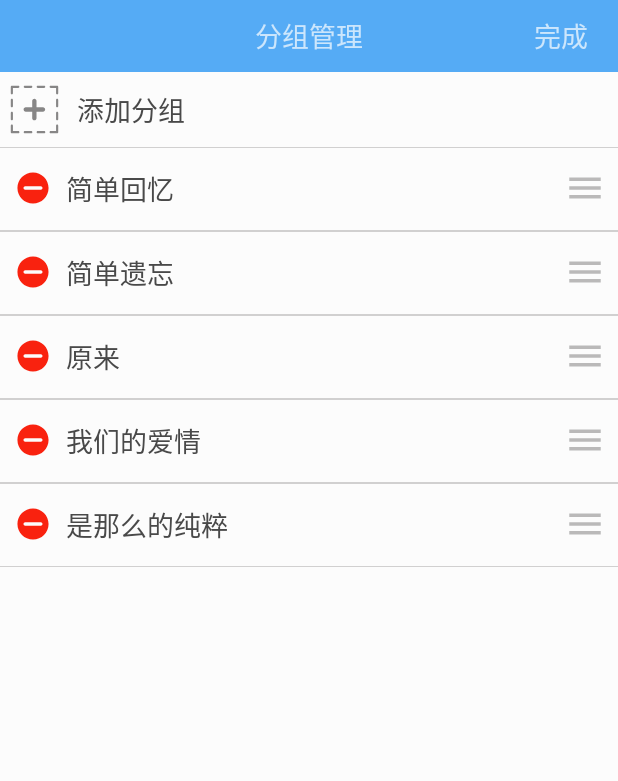
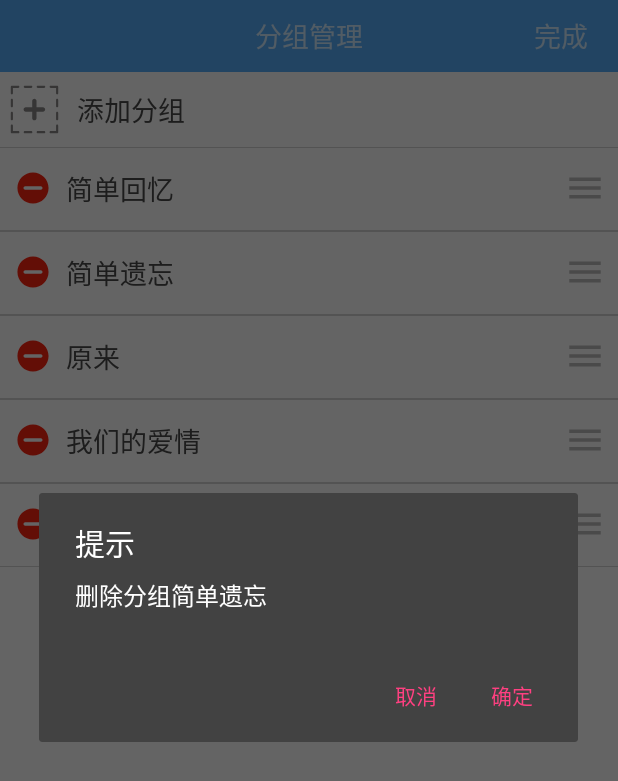
Before and after one commit to wzt123/IM, an Android app: the GroupSettingActivity screen opened directly, with no data from a screen before it, after a tap on "简单遗忘", on a phone screen of 412 x 824 dp. Shown: the top 781 px of the screen. Run offline under Robolectric (Android 15) with nearby library versions, the phone set to English and light mode, and no system bars; our stand-ins replace CircleImageView.

Commit message:
添加分组完整界面

```diff
--- a/Myapp/app/src/main/java/com/example/lsy/myapp/GroupSettingActivity.java
+++ b/Myapp/app/src/main/java/com/example/lsy/myapp/GroupSettingActivity.java
@@ -1,13 +1,19 @@
 package com.example.lsy.myapp;
 
+import android.app.AlertDialog;
 import android.content.Context;
+import android.content.DialogInterface;
 import android.content.Intent;
 import android.support.v7.app.AppCompatActivity;
 import android.os.Bundle;
 import android.view.View;
 import android.widget.AdapterView;
+import android.widget.EditText;
+import android.widget.ImageView;
 import android.widget.ListView;
+import android.widget.RelativeLayout;
 import android.widget.TextView;
+import android.widget.Toast;
 
 import java.util.LinkedList;
 
@@ -23,6 +29,9 @@ public class GroupSettingActivity extends AppCompatActivity implements View.OnCl
         context=GroupSettingActivity.this;
         ListView grouplist = (ListView)findViewById(R.id.group_list);
         TextView done=(TextView)findViewById(R.id.done);
+        done.setOnClickListener(this);
+        RelativeLayout tianjia=(RelativeLayout)findViewById(R.id.tianjia_group);
+        tianjia.setOnClickListener(this);
 
         mData = new LinkedList<Group>();
         mData.add(new Group("简单回忆"));
@@ -40,7 +49,16 @@ public class GroupSettingActivity extends AppCompatActivity implements View.OnCl
 //                Intent it1=new Intent(GroupSettingActivity.this,ChatActivity.class);
 //                it1.putExtra("name",name);
 //                startActivity(it1);
-
+                String str=mData.get(position).getaName();
+                //new AlertDialog.Builder(GroupSettingActivity.this).setTitle(str).show();
+                new AlertDialog.Builder(GroupSettingActivity.this).setTitle("提示").setMessage("删除分组"+str).setPositiveButton("确定", null).setNegativeButton("取消",null).show();
+//                ImageView delete=(ImageView)findViewById(R.id.img_delete);
+//                delete.setOnClickListener(new View.OnClickListener(){
+//                    @Override
+//                    public void onClick(View v) {
+//                        new AlertDialog.Builder(GroupSettingActivity.this).setTitle(str).show();
+//                    }
+//                });
             }
 
         });
@@ -51,7 +69,7 @@ public class GroupSettingActivity extends AppCompatActivity implements View.OnCl
     public void onClick(View v) {
         switch (v.getId()){
             case R.id.tianjia_group:
-                ////////添加分组代码
+                showInputDialog();
                 break;
             case R.id.done:
                 ////////添加完成代码
@@ -59,4 +77,22 @@ public class GroupSettingActivity extends AppCompatActivity implements View.OnCl
             default:break;
         }
     }
+    private void showInputDialog() {
+    /*@setView 装入一个EditView
+     */
+        //new AlertDialog.Builder(GroupSettingActivity.this).setTitle("提示").setMessage("删除分组").show();
+        final EditText editText = new EditText(GroupSettingActivity.this);
+        AlertDialog.Builder inputDialog =
+                new AlertDialog.Builder(GroupSettingActivity.this);
+        inputDialog.setTitle("添加分组").setMessage("请输入新的分组名称").setView(editText);
+        inputDialog.setPositiveButton("确定",
+                new DialogInterface.OnClickListener() {
+                    @Override
+                    public void onClick(DialogInterface dialog, int which) {
+                        Toast.makeText(GroupSettingActivity.this,
+                                editText.getText().toString(),
+                                Toast.LENGTH_SHORT).show();
+                    }
+                }).setNegativeButton("取消",null).show();
+    }
 }
--- a/Myapp/app/src/main/res/layout/item_list_group.xml
+++ b/Myapp/app/src/main/res/layout/item_list_group.xml
@@ -4,7 +4,7 @@
     android:layout_height="55dp"
     android:background="@color/bg_white">
     <ImageView
-        android:id="@+id/img_icon"
+        android:id="@+id/img_delete"
         android:layout_width="wrap_content"
         android:layout_height="wrap_content"
         android:background="@drawable/ic_delete"
@@ -16,7 +16,7 @@
         android:layout_height="wrap_content"
         android:text="@string/friend1_name"
         android:textColor="@color/text_black"
-        android:layout_toRightOf="@+id/img_icon"
+        android:layout_toRightOf="@id/img_delete"
         android:textSize="18sp"
         android:layout_centerVertical="true"
         android:layout_marginLeft="10dp"/>
```
